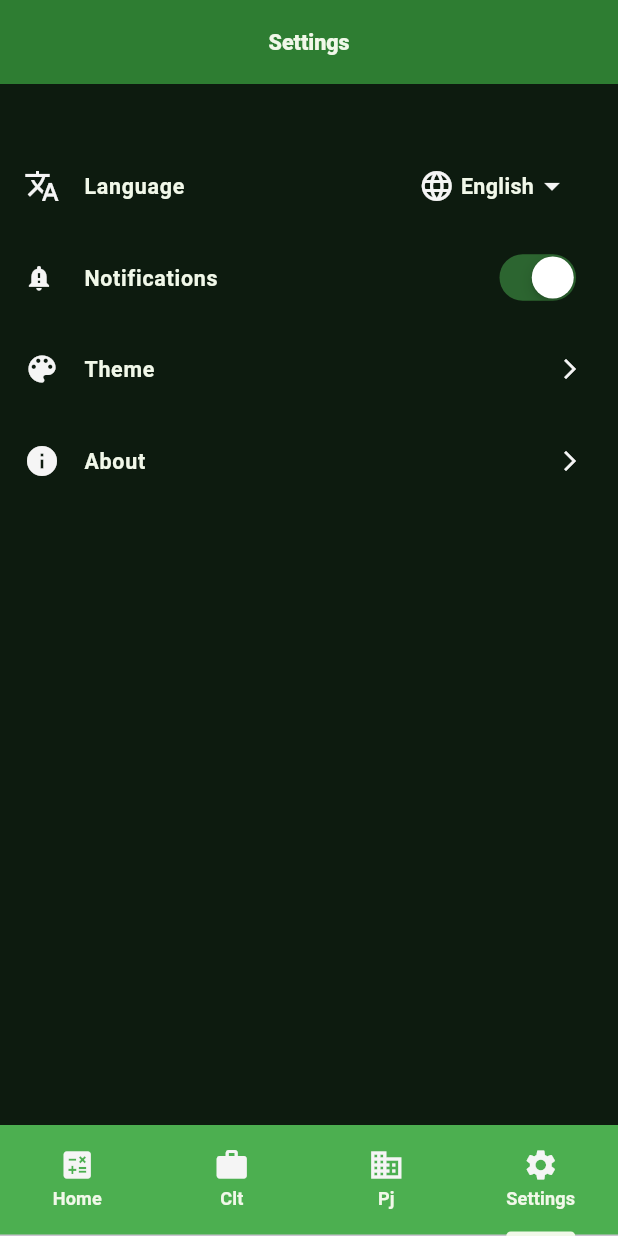
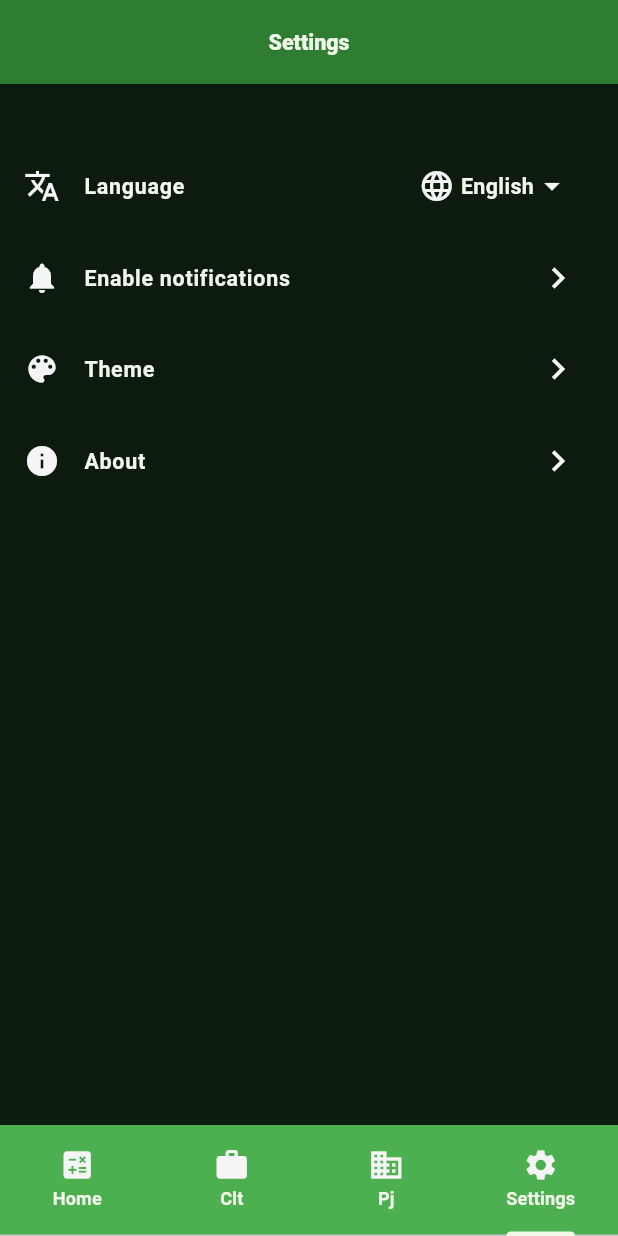
Before and after one commit to Victor-Zarzar/cltvspj, a Flutter app: the screen it shows after launch, item 4 of the bottom bar chosen, on a phone screen of 412 x 824 dp. Run offline on Flutter 3.47's test engine with Material 3 defaults, Android fonts, the phone set to English and light mode, and no system bars; our stand-ins replace easy_localization, fl_chart, flutter_local_notifications, flutter_masked_text2, flutter_secure_storage, flutter_svg and 6 more; missing offline and left inert: app_settings; accounts and stored records are empty.

```diff
--- a/lib/features/responsive_extension.dart
+++ b/lib/features/responsive_extension.dart
@@ -6,7 +6,7 @@ import 'package:google_fonts/google_fonts.dart';
 import 'package:provider/provider.dart';
 
 extension ResponsiveTextStyle on BuildContext {
-  UiProvider get ui => Provider.of<UiProvider>(this, listen: true);
+  UiProvider get ui => Provider.of<UiProvider>(this, listen: false);
 
   // Heading Styles
 
--- a/lib/main.dart
+++ b/lib/main.dart
@@ -9,11 +9,10 @@ import 'package:cltvspj/services/secure_service.dart';
 import 'package:cltvspj/views/app_page.dart';
 import 'package:easy_localization/easy_localization.dart';
 import 'package:flutter/material.dart';
-import 'package:flutter_modular/flutter_modular.dart';
 import 'package:provider/provider.dart';
 import 'package:timezone/data/latest_10y.dart' as tz;
 
-void main() async {
+Future<void> main() async {
   WidgetsFlutterBinding.ensureInitialized();
   await EasyLocalization.ensureInitialized();
   await NotificationService.init();
@@ -38,7 +37,7 @@ void main() async {
           ChangeNotifierProvider(create: (_) => PjController()),
           ChangeNotifierProvider(create: (_) => UiProvider()..init()),
         ],
-        child: ModularApp(module: AppModule(), child: const AppWidget()),
+        child: const AppWidget(),
       ),
     ),
   );
@@ -55,8 +54,8 @@ class _AppWidgetState extends State<AppWidget> {
   @override
   Widget build(BuildContext context) {
     return Consumer<UiProvider>(
-      builder: (context, UiProvider notifier, child) {
-        return MaterialApp.router(
+      builder: (context, notifier, child) {
+        return MaterialApp(
           title: 'CLT VS PJ',
           debugShowCheckedModeBanner: false,
           theme: notifier.lightTheme,
@@ -65,19 +64,9 @@ class _AppWidgetState extends State<AppWidget> {
           locale: context.locale,
           supportedLocales: context.supportedLocales,
           localizationsDelegates: context.localizationDelegates,
-          routerConfig: Modular.routerConfig,
+          home: AppPage(),
         );
       },
     );
   }
 }
-
-class AppModule extends Module {
-  @override
-  void binds(i) {}
-
-  @override
-  void routes(r) {
-    r.child('/', child: (context) => const AppPage());
-  }
-}
--- a/lib/services/notification_service.dart
+++ b/lib/services/notification_service.dart
@@ -6,10 +6,25 @@ class NotificationService {
   static final FlutterLocalNotificationsPlugin flutterLocalNotificationsPlugin =
       FlutterLocalNotificationsPlugin();
 
+  static const int _ratingNotificationId = 2;
+
   static Future<void> onDidReceiveNotification(
     NotificationResponse notificationResponse,
   ) async {
-    debugPrint("Notification receive");
+    debugPrint("Notification receive: ${notificationResponse.payload}");
+  }
+
+  static Future<bool> areNotificationsEnabled() async {
+    final androidImplementation = flutterLocalNotificationsPlugin
+        .resolvePlatformSpecificImplementation<
+          AndroidFlutterLocalNotificationsPlugin
+        >();
+
+    if (androidImplementation != null) {
+      final enabled = await androidImplementation.areNotificationsEnabled();
+      return enabled ?? false;
+    }
+    return true;
   }
 
   static Future<void> init() async {
@@ -23,6 +38,7 @@ class NotificationService {
           android: androidInitializationSettings,
           iOS: iOSInitializationSettings,
         );
+
     await flutterLocalNotificationsPlugin.initialize(
       initializationSettings,
       onDidReceiveNotificationResponse: onDidReceiveNotification,
@@ -34,6 +50,44 @@ class NotificationService {
           AndroidFlutterLocalNotificationsPlugin
         >()
         ?.requestNotificationsPermission();
+  }
+
+  static Future<void> scheduleRatingNotification({
+    required String title,
+    required String body,
+    required String payload,
+    Duration delay = const Duration(days: 3),
+  }) async {
+    final scheduledDate = tz.TZDateTime.now(tz.local).add(delay);
+
+    const AndroidNotificationDetails androidDetails =
+        AndroidNotificationDetails(
+          'rating_channel_id',
+          'Rating Notifications',
+          channelDescription: 'Notificação para avaliar o app',
+          importance: Importance.max,
+          priority: Priority.high,
+          ticker: 'ticker',
+        );
+
+    const NotificationDetails notificationDetails = NotificationDetails(
+      android: androidDetails,
+      iOS: DarwinNotificationDetails(),
+    );
+
+    await flutterLocalNotificationsPlugin.zonedSchedule(
+      _ratingNotificationId,
+      title,
+      body,
+      scheduledDate,
+      notificationDetails,
+      androidScheduleMode: AndroidScheduleMode.exactAllowWhileIdle,
+      payload: payload,
+    );
+  }
+
+  static Future<void> cancelRatingNotification() async {
+    await flutterLocalNotificationsPlugin.cancel(_ratingNotificationId);
   }
 
   static Future<void> showInstantNotification(String title, String body) async {
@@ -55,62 +109,4 @@ class NotificationService {
       payload: 'instant_notification',
     );
   }
-
-  static Future<void> showWeeklyNotification({
-    required String title,
-    required String body,
-    required String payload,
-  }) async {
-    const AndroidNotificationDetails androidNotificationDetails =
-        AndroidNotificationDetails(
-          'weekly_channel_id',
-          'Weekly Notifications',
-          channelDescription: 'Weekly Notification Channel',
-          importance: Importance.max,
-          priority: Priority.high,
-          ticker: 'ticker',
-        );
-
-    const NotificationDetails notificationDetails = NotificationDetails(
-      android: androidNotificationDetails,
-    );
-
-    await flutterLocalNotificationsPlugin.periodicallyShow(
-      2,
-      title,
-      body,
-      RepeatInterval.weekly,
-      notificationDetails,
-      androidScheduleMode: AndroidScheduleMode.exactAllowWhileIdle,
-      payload: payload,
-    );
-  }
-
-  static Future<void> cancelWeeklyNotification() async {
-    await flutterLocalNotificationsPlugin.cancel(2);
-  }
-
-  static Future<void> scheduleNotification(
-    int id,
-    String title,
-    String body,
-    DateTime scheduledTime,
-  ) async {
-    await flutterLocalNotificationsPlugin.zonedSchedule(
-      id,
-      title,
-      body,
-      tz.TZDateTime.now(tz.local).add(const Duration(seconds: 5)),
-      const NotificationDetails(
-        iOS: DarwinNotificationDetails(),
-        android: AndroidNotificationDetails(
-          'your channel id',
-          'your channel name',
-          channelDescription: 'your channel description',
-        ),
-      ),
-      androidScheduleMode: AndroidScheduleMode.exactAllowWhileIdle,
-      matchDateTimeComponents: DateTimeComponents.dateAndTime,
-    );
-  }
 }
--- a/lib/views/settings_page.dart
+++ b/lib/views/settings_page.dart
@@ -7,7 +7,6 @@ import 'package:cltvspj/features/theme_provider.dart';
 import 'package:cltvspj/views/about_page.dart';
 import 'package:cltvspj/views/theme_page.dart';
 import 'package:easy_localization/easy_localization.dart';
-import 'package:flutter/cupertino.dart';
 import 'package:flutter/foundation.dart';
 import 'package:flutter/material.dart';
 import 'package:google_fonts/google_fonts.dart';
@@ -21,11 +20,29 @@ class SettingsPage extends StatefulWidget {
 }
 
 class _SettingsPageState extends State<SettingsPage> {
+  Widget _buildTrailingArrow() {
+    return SizedBox(
+      width: 32,
+      height: 32,
+      child: Center(
+        child: Icon(
+          Icons.chevron_right,
+          size: 28,
+          color: IconColor.primaryColor,
+          semanticLabel: "arrow_forward_icon".tr(),
+        ),
+      ),
+    );
+  }
+
   @override
   Widget build(BuildContext context) {
     final double myHeight = MediaQuery.of(context).size.height;
     final double myWidth = MediaQuery.of(context).size.width;
     final Locale currentLocale = context.locale;
+
+    final NotificationController controller =
+        Provider.of<NotificationController>(context, listen: false);
 
     String currentLanguageKey;
     if (currentLocale.languageCode == 'pt') {
@@ -166,28 +183,16 @@ class _SettingsPageState extends State<SettingsPage> {
                   if (!kIsWeb)
                     ListTile(
                       leading: Icon(
+                        Icons.notifications,
                         color: IconColor.primaryColor,
-                        Icons.notification_important,
-                        semanticLabel: 'about_icon'.tr(),
-                        size: 20,
+                        semanticLabel: 'information_icon'.tr(),
                       ),
                       title: Text(
-                        'notifications'.tr(),
+                        'enable_notifications'.tr(),
                         style: context.bodyMediumFont,
                       ),
-                      trailing: CupertinoSwitch(
-                        value: notificationController.notificationsEnabled,
-                        onChanged: notificationController.toggleNotifications,
-                        activeTrackColor: notifier.isDark
-                            ? SwitchColor.darkInactiveTrack
-                            : SwitchColor.activeThumb.withValues(alpha: 0.5),
-                        inactiveThumbColor: notifier.isDark
-                            ? SwitchColor.fiveColor
-                            : SwitchColor.fourthColor,
-                        inactiveTrackColor: notifier.isDark
-                            ? SwitchColor.inactiveThumb
-                            : SwitchColor.activeThumb,
-                      ),
+                      trailing: _buildTrailingArrow(),
+                      onTap: controller.openSystemNotificationSettings,
                     ),
                   const SizedBox(height: 5),
                   ListTile(
@@ -197,12 +202,7 @@ class _SettingsPageState extends State<SettingsPage> {
                       semanticLabel: "color_icon".tr(),
                     ),
                     title: Text('theme'.tr(), style: context.bodyMediumFont),
-                    trailing: Icon(
-                      Icons.arrow_forward_ios,
-                      size: 16,
-                      color: IconColor.primaryColor,
-                      semanticLabel: "arrow_forward_icon".tr(),
-                    ),
+                    trailing: _buildTrailingArrow(),
                     onTap: () {
                       Navigator.push(
                         context,
@@ -218,12 +218,7 @@ class _SettingsPageState extends State<SettingsPage> {
                       semanticLabel: "info_icon".tr(),
                     ),
                     title: Text('about'.tr(), style: context.bodyMediumFont),
-                    trailing: Icon(
-                      Icons.arrow_forward_ios,
-                      size: 16,
-                      color: IconColor.primaryColor,
-                      semanticLabel: "arrow_forward_icon".tr(),
-                    ),
+                    trailing: _buildTrailingArrow(),
                     onTap: () {
                       Navigator.push(
                         context,
--- a/lib/views/theme_page.dart
+++ b/lib/views/theme_page.dart
@@ -24,8 +24,9 @@ class ThemePage extends StatelessWidget {
               child: IconButton(
                 icon: Icon(
                   Icons.arrow_back_ios,
-                  size: 16,
+                  size: 20,
                   color: IconColor.primaryColor,
+                  semanticLabel: 'arrow_back_icon'.tr(),
                 ),
                 onPressed: () => Navigator.of(context).pop(),
               ),
--- a/pubspec.yaml
+++ b/pubspec.yaml
@@ -11,7 +11,6 @@ dependencies:
     sdk: flutter
 
   cupertino_icons: ^1.0.8
-  flutter_modular: ^6.4.1
   google_fonts: ^6.2.1
   easy_localization: ^3.0.7
   shared_preferences: ^2.5.3
@@ -28,6 +27,7 @@ dependencies:
   path_provider: ^2.1.5
   pdf: ^3.11.3
   printing: ^5.14.2
+  app_settings: ^6.1.1
 
 dev_dependencies:
   flutter_test:
```
Also changed, not shown: assets/translations/en-US.json (+8 -1 lines), assets/translations/es.json (+9 -2 lines), assets/translations/pt-BR.json (+8 -1 lines), lib/controller/notification_controller.dart (+19 -17 lines), lib/views/components/clt_popup_menu.dart (+10 -4 lines), lib/views/components/home_popup_menu.dart (+11 -5 lines), lib/views/components/pj_popup_menu.dart (+10 -4 lines), pubspec.lock, 8 other files.
